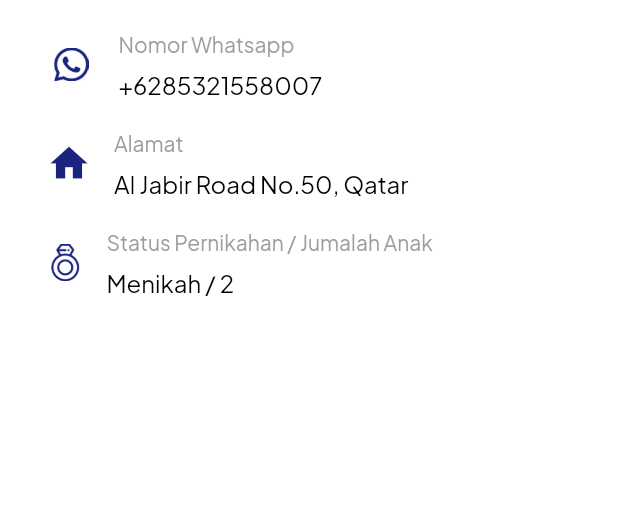
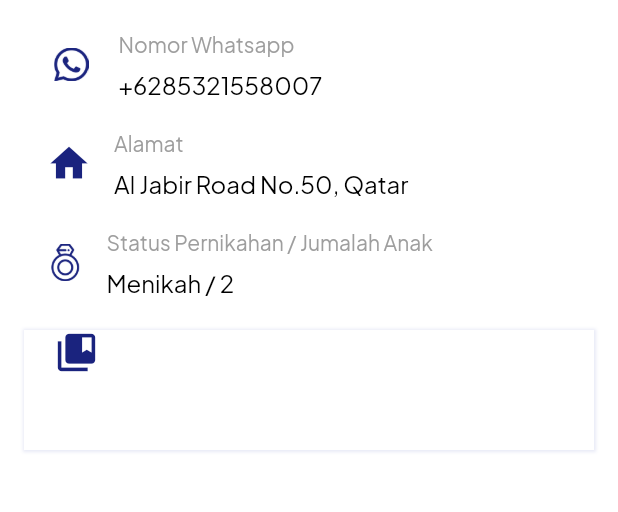
Before and after one commit to hakimahwadhha/bwa_chatty, a Flutter app: the screen it shows after launch, on a phone screen of 412 x 824 dp, the part 240-752 px from its top. Run offline on Flutter 3.47's test engine with Material 2 defaults, Android fonts, the phone set to English and light mode, and no system bars; drawn by our look-alikes of simple_shadow.

Commit message:
202303112326 editing profile section

```diff
--- a/Examinations/level-01/flutter_test_level_01/lib/profile.dart
+++ b/Examinations/level-01/flutter_test_level_01/lib/profile.dart
@@ -233,6 +233,37 @@ class ProfilePage extends StatelessWidget {
                   ],
                 ),
               ),
+              SizedBox(
+                height: 20,
+              ),
+              Container(
+                width: 380,
+                height: 80,
+                decoration: BoxDecoration(
+                  color: whiteColor,
+                  boxShadow: [
+                    BoxShadow(
+                      color: Colors.indigo.shade50,
+                      blurRadius: 1,
+                      spreadRadius: 1,
+                    ),
+                  ],
+                ),
+                child: Padding(
+                  padding: const EdgeInsets.only(
+                    left: 20,
+                    right: 20,
+                  ),
+                  child: Column(children: [
+                    Row(
+                      children: [
+                        Icon(Icons.collections_bookmark,
+                            color: indigodarkColor, size: 30),
+                      ],
+                    ),
+                  ]),
+                ),
+              ),
             ],
           ),
         ),
```
